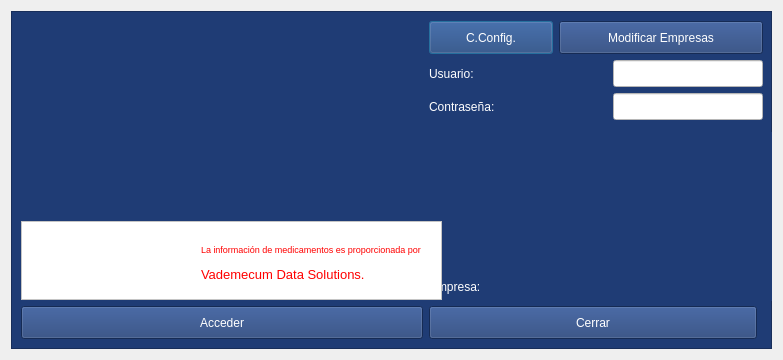
arcnexus/RedFoX, file login.ui: the form before one commit.
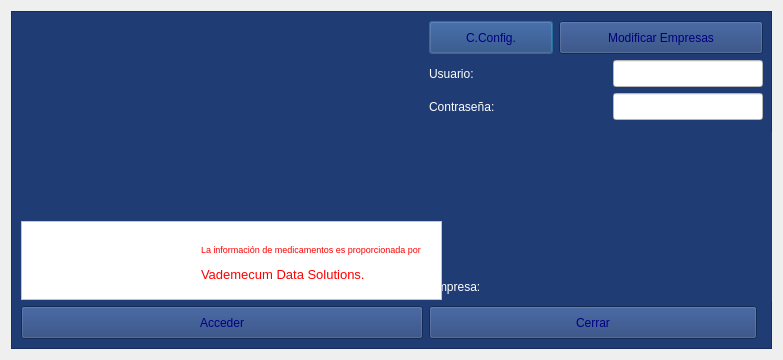
The form after the commit. Icons and pictures are not drawn.

```diff
--- a/login.ui
+++ b/login.ui
@@ -398,7 +398,7 @@
          </size>
         </property>
         <property name="styleSheet">
-         <string notr="true">color: rgb(255, 255, 255);</string>
+         <string notr="true">color: rgb(0, 0, 128);</string>
         </property>
         <property name="text">
          <string>C.Config.</string>
@@ -414,7 +414,7 @@
          </size>
         </property>
         <property name="styleSheet">
-         <string notr="true">color: rgb(255, 255, 255);</string>
+         <string notr="true">color: rgb(0, 0, 128);</string>
         </property>
         <property name="text">
          <string>Cerrar</string>
@@ -430,7 +430,7 @@
          </size>
         </property>
         <property name="styleSheet">
-         <string notr="true">color: rgb(255, 255, 255);</string>
+         <string notr="true">color: rgb(0, 0, 128);</string>
         </property>
         <property name="text">
          <string>Acceder</string>
@@ -877,8 +877,7 @@
          </size>
         </property>
         <property name="styleSheet">
-         <string notr="true">background-color: rgb(31, 60, 117);
-color: rgb(255, 255, 255);</string>
+         <string notr="true">color: rgb(0, 0, 128);</string>
         </property>
         <property name="text">
          <string>Modificar Empresas</string>
```
